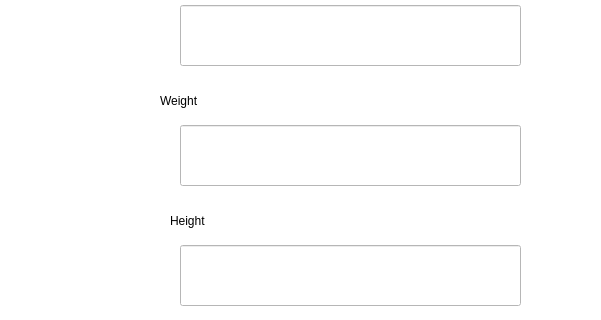
The window that UI/createUser.ui (NaryanSambhi/CSCN72030---Sec3---Group2) describes before a commit, drawn with Qt 5; both pictures show x 0 to 601 and y 505 to 825 of the 720 by 1280 pixel window.
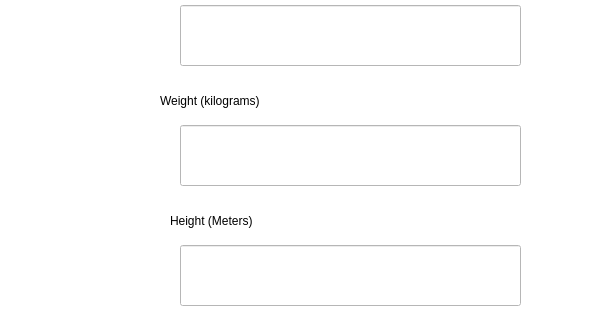
The same window after the commit.

The edit to the form file:
```diff
--- a/UI/createUser.ui
+++ b/UI/createUser.ui
@@ -197,7 +197,7 @@
      <rect>
       <x>160</x>
       <y>590</y>
-      <width>161</width>
+      <width>361</width>
       <height>31</height>
      </rect>
     </property>
@@ -207,7 +207,7 @@
 </string>
     </property>
     <property name="text">
-     <string>Weight</string>
+     <string>Weight (kilograms)</string>
     </property>
    </widget>
    <widget class="QLabel" name="label_7">
@@ -215,7 +215,7 @@
      <rect>
       <x>170</x>
       <y>710</y>
-      <width>161</width>
+      <width>351</width>
       <height>31</height>
      </rect>
     </property>
@@ -225,7 +225,7 @@
 </string>
     </property>
     <property name="text">
-     <string>Height</string>
+     <string>Height (Meters)</string>
     </property>
    </widget>
    <widget class="QLineEdit" name="Height">
```
